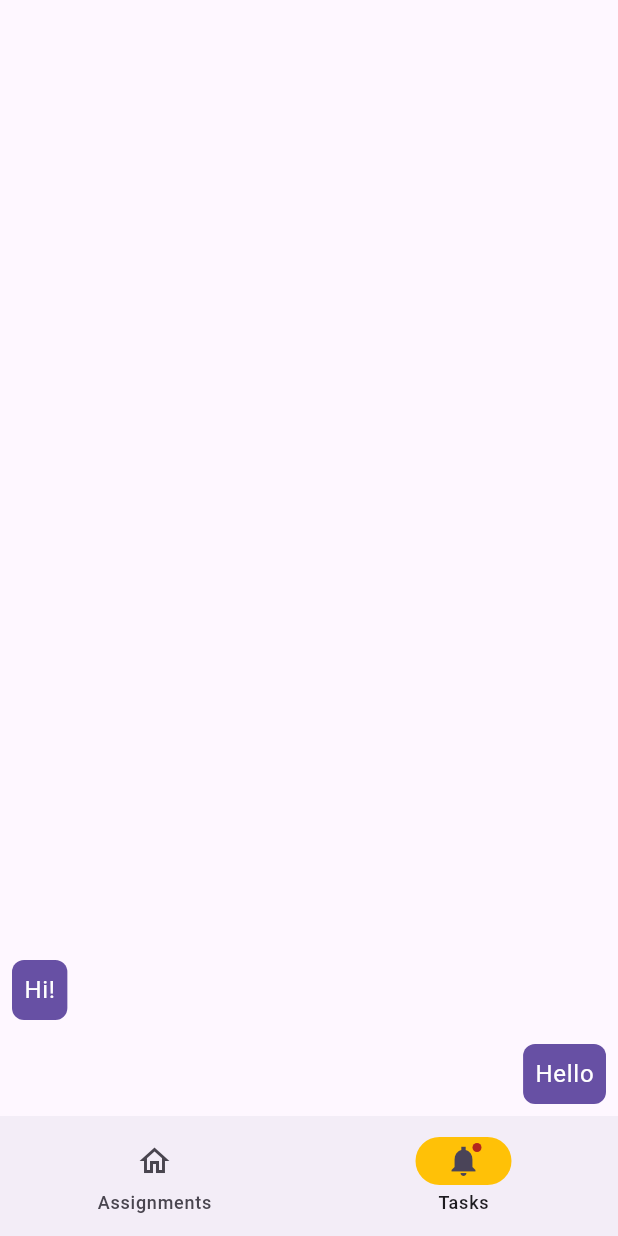
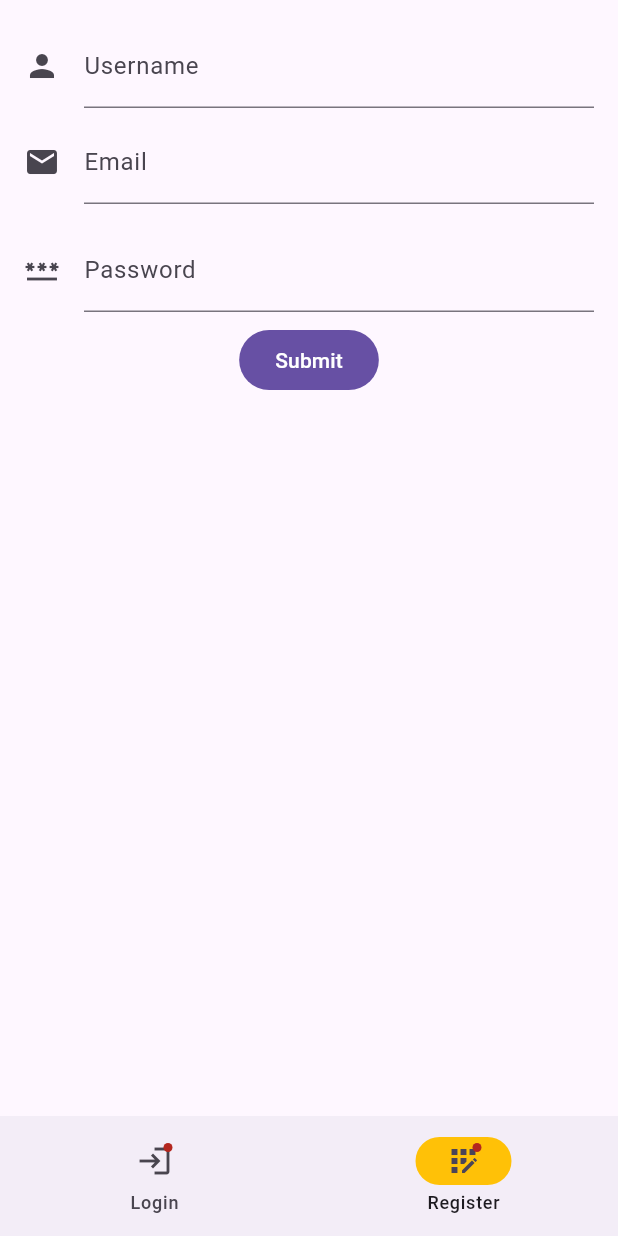
Before and after one commit to invertedEcho/flatshare, a Flutter app: the screen it shows after launch, item 2 of the bottom bar chosen, on a phone screen of 412 x 824 dp. Run offline on Flutter 3.47's test engine with Material 3 defaults, Android fonts, the phone set to English and light mode, and no system bars; our stand-ins replace flutter_secure_storage; network calls fail.

Commit message:
feat: add register and login functionality, add user context

```diff
--- /dev/null
+++ b/frontend/lib/login_form.dart
@@ -0,0 +1,182 @@
+import 'package:flutter/material.dart';
+import 'package:http/http.dart' as http;
+import 'package:provider/provider.dart';
+import 'dart:convert';
+
+import 'package:wg_app/main.dart';
+
+class LoginForm extends StatefulWidget {
+  final VoidCallback onLogin;
+  const LoginForm({super.key, required this.onLogin});
+
+  @override
+  LoginFormState createState() {
+    return LoginFormState();
+  }
+}
+
+Future<AuthResponse> login(String username, String password) async {
+  final response = await http.post(
+    Uri.parse('http://localhost:3000/api/login'),
+    headers: <String, String>{
+      'Content-Type': 'application/json; charset=UTF-8',
+    },
+    body: jsonEncode(<String, String>{
+      'username': username,
+      'password': password,
+    }),
+  );
+  if (response.statusCode == 201) {
+    return AuthResponse.fromJson(jsonDecode(response.body));
+  } else {
+    throw Exception('Failed to login');
+  }
+}
+
+class LoginFormState extends State<LoginForm> {
+  final _formKey = GlobalKey<FormState>();
+
+  final usernameController = TextEditingController();
+  final passwordController = TextEditingController();
+
+  @override
+  void dispose() {
+    usernameController.dispose();
+    passwordController.dispose();
+    super.dispose();
+  }
+
+  Future<void> _handleLogin() async {
+    if (_formKey.currentState!.validate()) {
+      try {
+        var authRes = await login(
+          usernameController.text,
+          passwordController.text,
+        );
+
+        // Check if the widget is still mounted before performing UI updates
+        if (!mounted) return;
+
+        // Store user data in the provider
+        AuthResponse user = AuthResponse(
+          username: usernameController.text,
+          email: authRes.email,
+          accessToken: authRes.accessToken,
+          userId: authRes.userId,
+          groupId: authRes.groupId,
+        );
+
+        // Access the UserProvider and set the user data
+        Provider.of<UserProvider>(context, listen: false).setUser(user);
+
+        // Store JWT token securely
+        await storage.write(key: 'jwt-token', value: authRes.accessToken);
+
+        // Notify parent about successful login
+        widget.onLogin();
+
+        // Display success message
+        ScaffoldMessenger.of(context).showSnackBar(
+          const SnackBar(content: Text('Login Successful!')),
+        );
+      } catch (e) {
+        // Handle login failure (e.g., show error message)
+        if (mounted) {
+          ScaffoldMessenger.of(context).showSnackBar(
+            SnackBar(content: Text('Failed to login: $e')),
+          );
+        }
+      }
+    }
+  }
+
+  @override
+  Widget build(BuildContext context) {
+    return Padding(
+      padding: const EdgeInsets.all(16.0),
+      child: Form(
+        key: _formKey,
+        child: Column(
+          children: <Widget>[
+            TextFormField(
+              decoration: const InputDecoration(
+                icon: Icon(Icons.person),
+                labelText: 'Username',
+              ),
+              validator: (value) {
+                if (value == null || value.isEmpty) {
+                  return 'Please enter a username';
+                }
+                return null;
+              },
+              controller: usernameController,
+            ),
+            Padding(
+              padding: const EdgeInsets.symmetric(vertical: 8.0),
+              child: TextFormField(
+                decoration: const InputDecoration(
+                  icon: Icon(Icons.password),
+                  labelText: 'Password',
+                ),
+                validator: (value) {
+                  if (value == null || value.isEmpty) {
+                    return 'Please enter a password';
+                  }
+                  return null;
+                },
+                obscureText: true,
+                controller: passwordController,
+              ),
+            ),
+            FilledButton(
+              onPressed: _handleLogin, // call the refactored method
+              child: const Text('Submit'),
+            ),
+          ],
+        ),
+      ),
+    );
+  }
+}
+
+class AuthResponse {
+  final String? accessToken;
+  final int userId;
+  final int? groupId; // Mark groupId as nullable
+  final String email;
+  final String username;
+
+  const AuthResponse(
+      {required this.accessToken,
+      required this.userId,
+      this.groupId, // No need for required here, as it's nullable
+      required this.email,
+      required this.username});
+
+  factory AuthResponse.fromJson(Map<String, dynamic> json) {
+    return AuthResponse(
+      accessToken: json['accessToken'] as String?,
+      userId: json['userId'] as int,
+      groupId: json['groupId'] as int?, // Handle null case by casting to int?
+      email: json['email'] as String,
+      username: json['username'] as String,
+    );
+  }
+}
+
+// user_model.dart
+class User {
+  final String username;
+  final String email;
+  final String? accessToken;
+  final int userId;
+  final int? groupId;
+
+  User({
+    required this.username,
+    required this.email,
+    required this.accessToken,
+    required this.userId,
+    this.groupId,
+  });
+}
--- a/frontend/lib/main.dart
+++ b/frontend/lib/main.dart
@@ -1,33 +1,191 @@
+import 'dart:convert';
+
 import 'package:flutter/material.dart';
+import 'package:flutter_secure_storage/flutter_secure_storage.dart';
+import 'package:provider/provider.dart';
+import 'package:wg_app/authenticated_client.dart';
+import 'package:wg_app/login_form.dart';
+import 'package:wg_app/register_form.dart';
 
-void main() => runApp(const NavigationBarApp());
+// user_provider.dart
 
-class NavigationBarApp extends StatelessWidget {
-  const NavigationBarApp({super.key});
+class UserProvider with ChangeNotifier {
+  AuthResponse? _user;
+
+  AuthResponse? get user => _user;
+
+  void setUser(AuthResponse newUser) {
+    _user = newUser;
+    notifyListeners();
+  }
+
+  void clearUser() {
+    _user = null;
+    notifyListeners();
+  }
+}
+
+void main() => runApp(MultiProvider(
+      providers: [ChangeNotifierProvider(create: (_) => UserProvider())],
+      child: const App(),
+    ));
+
+const storage = FlutterSecureStorage();
+final authenticatedClient = AuthenticatedClient(storage);
+
+class App extends StatefulWidget {
+  const App({super.key});
+
+  @override
+  State<App> createState() => _AppState();
+}
+
+class _AppState extends State<App> {
+  var isLoggedIn = false;
+
+  @override
+  void initState() {
+    super.initState();
+    // Call the asynchronous method to determine if the user is logged in
+    checkLoginStatus();
+    getUserInfo();
+  }
+
+  Future<void> getUserInfo() async {
+    var profileRes = await authenticatedClient
+        .get(Uri.parse('http://localhost:3000/api/profile'));
+
+    final profile = AuthResponse.fromJson(jsonDecode(profileRes.body));
+    Provider.of<UserProvider>(context, listen: false).setUser(profile);
+    print(profile.email);
+  }
+
+  // Method to check login status asynchronously
+  Future<void> checkLoginStatus() async {
+    var maybeAuthToken = await storage.read(key: 'jwt-token');
+    bool loggedIn = maybeAuthToken != null;
+
+    // Update the state with the login status
+    setState(() {
+      isLoggedIn = loggedIn;
+    });
+  }
+
+  void handleLogout() async {
+    await storage.delete(key: 'jwt-token');
+    setState(() {
+      isLoggedIn = false;
+    });
+  }
+
+  void handleLogin() async {
+    setState(() {
+      isLoggedIn = true;
+    });
+  }
 
   @override
   Widget build(BuildContext context) {
+    print(isLoggedIn);
+
     return MaterialApp(
+        debugShowCheckedModeBanner: false,
         theme: ThemeData(useMaterial3: true),
-      home: const NavigationExample(),
-    );
+        home: isLoggedIn
+            ? AuthenticatedNavigation(
+                onLogout: handleLogout,
+              )
+            : UnauthenticatedNavigation(onLogin: handleLogin));
   }
 }
 
-class NavigationExample extends StatefulWidget {
-  const NavigationExample({super.key});
+class UnauthenticatedNavigation extends StatefulWidget {
+  final VoidCallback onLogin;
+  const UnauthenticatedNavigation({super.key, required this.onLogin});
 
   @override
-  State<NavigationExample> createState() => _NavigationExampleState();
+  State<UnauthenticatedNavigation> createState() =>
+      _UnauthenticatedNavigationState();
 }
 
-class _NavigationExampleState extends State<NavigationExample> {
+class _UnauthenticatedNavigationState extends State<UnauthenticatedNavigation> {
   int currentPageIndex = 0;
 
   @override
   Widget build(BuildContext context) {
     final ThemeData theme = Theme.of(context);
     return Scaffold(
+      bottomNavigationBar: NavigationBar(
+        onDestinationSelected: (int index) {
+          setState(() {
+            currentPageIndex = index;
+          });
+        },
+        indicatorColor: Colors.amber,
+        selectedIndex: currentPageIndex,
+        destinations: const <Widget>[
+          NavigationDestination(
+            icon: Badge(child: Icon(Icons.login)),
+            label: 'Login',
+          ),
+          NavigationDestination(
+            icon: Badge(child: Icon(Icons.app_registration)),
+            label: 'Register',
+          ),
+        ],
+      ),
+      body: <Widget>[
+        /// Home page
+        LoginForm(onLogin: widget.onLogin),
+        const RegisterForm()
+      ][currentPageIndex],
+    );
+  }
+}
+
+class MyWidget extends StatelessWidget {
+  @override
+  Widget build(BuildContext context) {
+    // Accessing the UserProvider and getting the user data
+    UserProvider userProvider = Provider.of<UserProvider>(context);
+    AuthResponse? user = userProvider.user;
+
+    return Text(user != null ? 'Welcome, ${user.username}' : 'Not logged in');
+  }
+}
+
+class AuthenticatedNavigation extends StatefulWidget {
+  final VoidCallback onLogout;
+  const AuthenticatedNavigation({super.key, required this.onLogout});
+
+  @override
+  State<AuthenticatedNavigation> createState() =>
+      _AuthenticatedNavigationState();
+}
+
+class _AuthenticatedNavigationState extends State<AuthenticatedNavigation> {
+  int currentPageIndex = 0;
+
+  @override
+  Widget build(BuildContext context) {
+    print(currentPageIndex);
+    final ThemeData theme = Theme.of(context);
+    return Scaffold(
+      appBar: AppBar(
+        centerTitle: true,
+        title: Text("Wg app"),
+        actions: [
+          IconButton(
+            icon: const Icon(Icons.logout),
+            tooltip: 'Open shopping cart',
+            onPressed: () {
+              storage.delete(key: 'jwt-token');
+              widget.onLogout();
+              // handle the press
+            },
+          ),
+        ],
+      ),
       bottomNavigationBar: NavigationBar(
         onDestinationSelected: (int index) {
           setState(() {
@@ -57,8 +215,7 @@ class _NavigationExampleState extends State<NavigationExample> {
                 return const Text("Staubsaugen");
               }
               return const Text("Wischen");
-	    }
-	),
+            }),
 
         /// Messages page
         ListView.builder(
@@ -92,12 +249,7 @@ class _NavigationExampleState extends State<NavigationExample> {
                     color: theme.colorScheme.primary,
                     borderRadius: BorderRadius.circular(8.0),
                   ),
-                child: Text(
-                  'Hi!',
-                  style: theme.textTheme.bodyLarge!
-                      .copyWith(color: theme.colorScheme.onPrimary),
-                ),
-              ),
+                  child: MyWidget()),
             );
           },
         ),
--- /dev/null
+++ b/frontend/lib/register_form.dart
@@ -0,0 +1,104 @@
+import 'package:flutter/material.dart';
+import 'package:http/http.dart' as http;
+import 'dart:convert';
+
+// Define a custom Form widget.
+class RegisterForm extends StatefulWidget {
+  const RegisterForm({super.key});
+
+  @override
+  RegisterFormState createState() {
+    return RegisterFormState();
+  }
+}
+
+Future<http.Response> register(String username, String password, String email) {
+  return http.post(
+    Uri.parse('http://localhost:3000/api/register'),
+    headers: <String, String>{
+      'Content-Type': 'application/json; charset=UTF-8',
+    },
+    body: jsonEncode(<String, String>{
+      'username': username,
+      'password': password,
+      'email': email
+    }),
+  );
+}
+
+class RegisterFormState extends State<RegisterForm> {
+  final _formKey = GlobalKey<FormState>();
+
+  final usernameController = TextEditingController();
+  final passwordController = TextEditingController();
+  final emailController = TextEditingController();
+
+  @override
+  void dispose() {
+    usernameController.dispose();
+    super.dispose();
+  }
+
+  @override
+  Widget build(BuildContext context) {
+    return Padding(
+      padding: const EdgeInsets.all(16.0),
+      child: Form(
+        key: _formKey,
+        child: Column(
+          children: <Widget>[
+            TextFormField(
+                decoration: const InputDecoration(
+                    icon: Icon(Icons.person), labelText: 'Username'),
+                validator: (value) {
+                  if (value == null || value.isEmpty) {
+                    return 'Please enter a username';
+                  }
+                  return null;
+                },
+                controller: usernameController),
+            Padding(
+              padding: const EdgeInsets.symmetric(vertical: 8.0),
+              child: TextFormField(
+                  decoration: const InputDecoration(
+                      icon: Icon(Icons.email), labelText: 'Email'),
+                  validator: (value) {
+                    if (value == null || value.isEmpty) {
+                      return 'Please enter an Email';
+                    }
+                    return null;
+                  },
+                  controller: emailController),
+            ),
+            Padding(
+              padding: const EdgeInsets.symmetric(vertical: 8.0),
+              child: TextFormField(
+                  decoration: const InputDecoration(
+                      icon: Icon(Icons.password), labelText: 'Password'),
+                  validator: (value) {
+                    if (value == null || value.isEmpty) {
+                      return 'Please enter a password';
+                    }
+                    return null;
+                  },
+                  controller: passwordController),
+            ),
+            FilledButton(
+              onPressed: () async {
+                if (_formKey.currentState!.validate()) {
+                  var res = await register(usernameController.text,
+                      passwordController.text, emailController.text);
+
+                  ScaffoldMessenger.of(context).showSnackBar(
+                    const SnackBar(content: Text('Processing Data')),
+                  );
+                }
+              },
+              child: const Text('Submit'),
+            ),
+          ],
+        ),
+      ),
+    );
+  }
+}
--- a/frontend/pubspec.yaml
+++ b/frontend/pubspec.yaml
@@ -35,6 +35,9 @@ dependencies:
   # The following adds the Cupertino Icons font to your application.
   # Use with the CupertinoIcons class for iOS style icons.
   cupertino_icons: ^1.0.6
+  http: ^1.2.1
+  flutter_secure_storage: ^9.2.2
+  provider: ^6.1.2
 
 dev_dependencies:
   flutter_test:
```
Also changed, not shown: frontend/lib/authenticated_client.dart (added, +23 -0 lines), frontend/pubspec.lock, 9 other files. Lines whose indentation alone changed are shown as unchanged.
